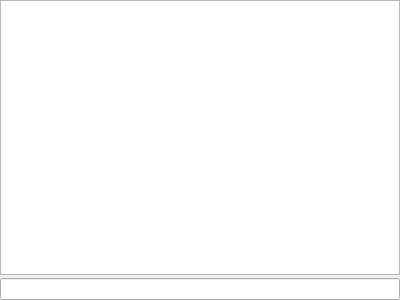
This is src/widgets/console.ui in Kangie/solarus as Qt 5 draws it before an edit. The edited form follows.
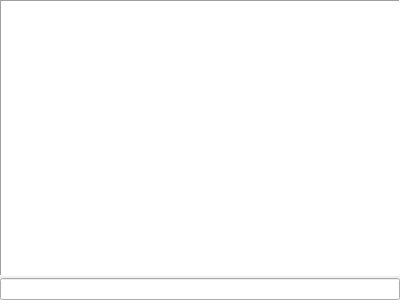
This is the edited form. Custom widgets are drawn as their Qt base class.

Patch:
```diff
--- a/src/widgets/console.ui
+++ b/src/widgets/console.ui
@@ -10,9 +10,9 @@
     <height>300</height>
    </rect>
   </property>
-  <layout class="QVBoxLayout" name="verticalLayout">
+  <layout class="QVBoxLayout" name="verticalLayout" stretch="1,0">
    <property name="spacing">
-    <number>3</number>
+    <number>2</number>
    </property>
    <property name="leftMargin">
     <number>0</number>
@@ -28,6 +28,9 @@
    </property>
    <item>
     <widget class="QPlainTextEdit" name="log_view">
+     <property name="frameShape">
+      <enum>QFrame::Shape::Panel</enum>
+     </property>
      <property name="readOnly">
       <bool>true</bool>
      </property>
```
